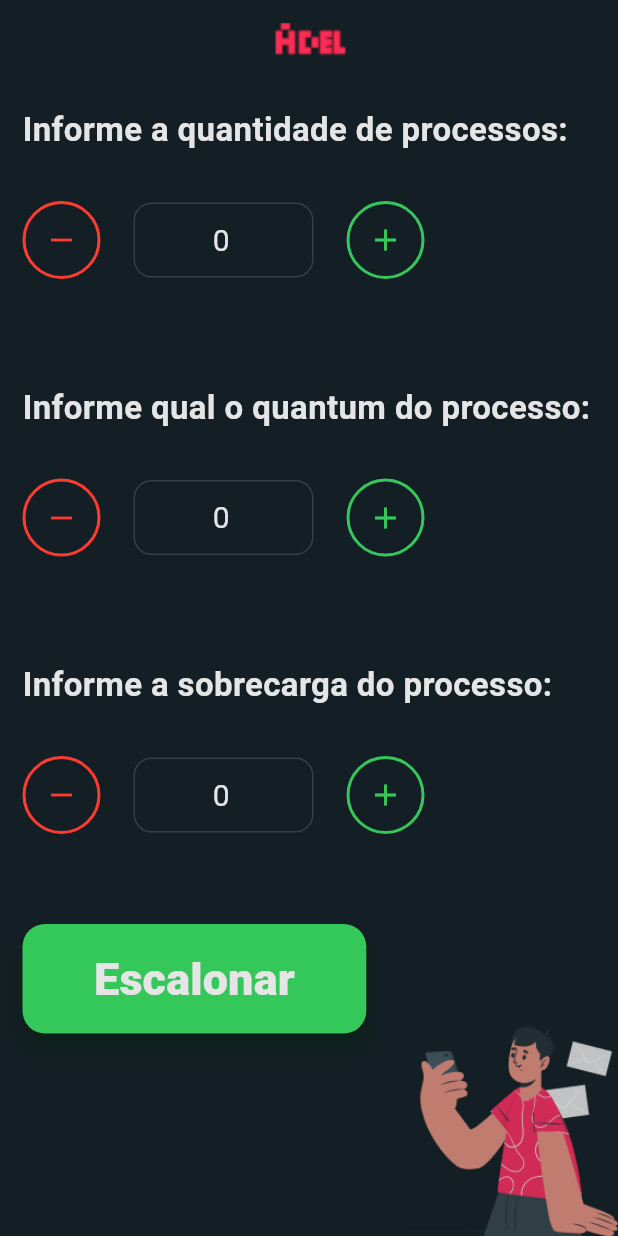
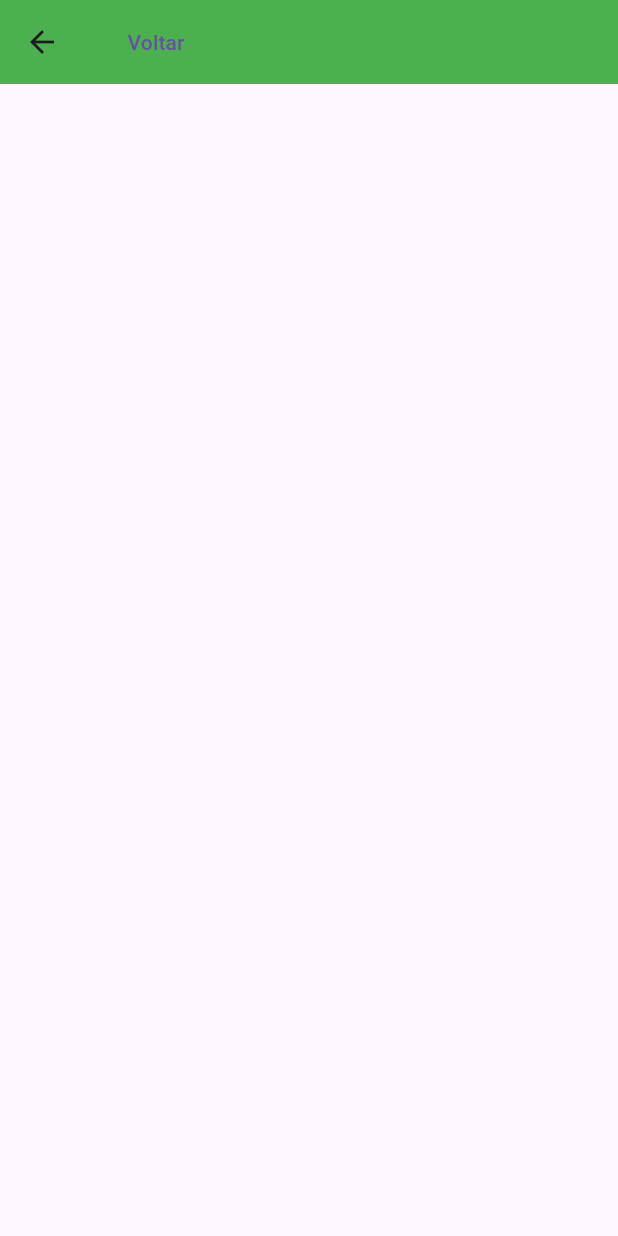
Before and after one commit to LinconjBrito/adelinterface, a Flutter app: the screen it shows after launch, after a tap on "Escalonar", on a phone screen of 412 x 824 dp. Run offline on Flutter 3.47's test engine with Material 3 defaults, Android fonts, the phone set to English and light mode, and no system bars; our stand-ins replace google_fonts; Roboto replaces fonts that are missing (Asap).

Commit message:
Criei o ínicio da segunda página

```diff
--- a/lib/main.dart
+++ b/lib/main.dart
@@ -1,6 +1,7 @@
 import 'package:flutter/material.dart';
 import 'package:escalonadors0/widgets/inputs.dart';
 import 'package:google_fonts/google_fonts.dart';
+import 'package:escalonadors0/pageprocessos.dart';
 
 final Color fundo = Color(0xFF131F24);
 
@@ -8,13 +9,24 @@ void main() {
   runApp(const MeuEscalonador());
 }
 
+// Usei isso para conseguir mudar a tela quando o botão "Escalonar for clicado"
+
 class MeuEscalonador extends StatelessWidget {
   const MeuEscalonador({super.key});
 
   @override
   Widget build(BuildContext context) {
     return MaterialApp(
-      home: Scaffold(
+      home: Inicio());
+  }
+}
+
+
+
+class Inicio extends StatelessWidget {
+  @override
+  Widget build(BuildContext context){
+    return Scaffold(
         resizeToAvoidBottomInset: false, // Impede a mudança do tamanho do layout com o teclado
         appBar: AppBar(
           title: Center(child: Image.asset("assets/images/logo.png")),
@@ -87,8 +99,11 @@ class MeuEscalonador extends StatelessWidget {
                       widthFactor: 0.6,
                       child: ElevatedButton(
                         onPressed: () {
-                          // Ação a ser executada quando o botão é pressionado
                           print('Botão pressionado!');
+                          Navigator.push(
+                            context,
+                            MaterialPageRoute(builder: (context) => PageProcessos()),
+                          );
                         },
                         style: ElevatedButton.styleFrom(
                           backgroundColor: Color(0xff34C759), // Cor de fundo do botão
@@ -101,13 +116,12 @@ class MeuEscalonador extends StatelessWidget {
                         ),
                         child: Text(
                           'Escalonar',
-                          style: GoogleFonts.asap(fontSize: 30.0, color: Color(0xFFE5E5E5), fontWeight: FontWeight.w800, ),
-                           // Tamanho do texto
+                          style: GoogleFonts.asap(fontSize: 30.0, color: Color(0xFFE5E5E5), fontWeight: FontWeight.w800),
+                          // Tamanho do texto
                         ),
                       ),
                     ),
-                  )
-
+                  ),
                 ],
               ),
             ),
@@ -120,9 +134,5 @@ class MeuEscalonador extends StatelessWidget {
             ),
           ],
         ),
-
-
-      ),
-    );
-  }
-}
+      );
+}}
--- /dev/null
+++ b/lib/pageprocessos.dart
@@ -0,0 +1,17 @@
+import 'package:flutter/material.dart';
+import 'package:google_fonts/google_fonts.dart';
+
+class PageProcessos extends StatelessWidget {
+
+  final Color fundo = Color(0xFF131F24);
+
+  @override
+  Widget build(BuildContext context) {
+    return Scaffold(
+      appBar: AppBar(
+        leading: IconButton( icon: const Icon(Icons.arrow_back), onPressed: (){Navigator.pop(context);}, ),
+        backgroundColor: Colors.green,
+        title: TextButton(onPressed: (){Navigator.pop(context);}, child: Text('Voltar'))
+    ));
+  }
+}
```
Also changed, not shown: 1 other file.
